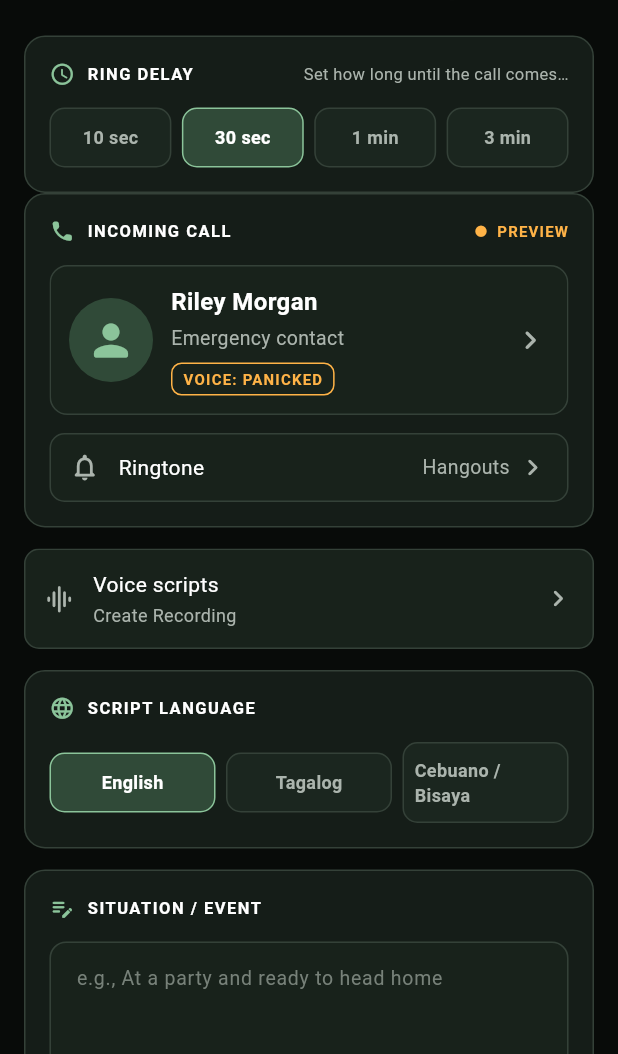
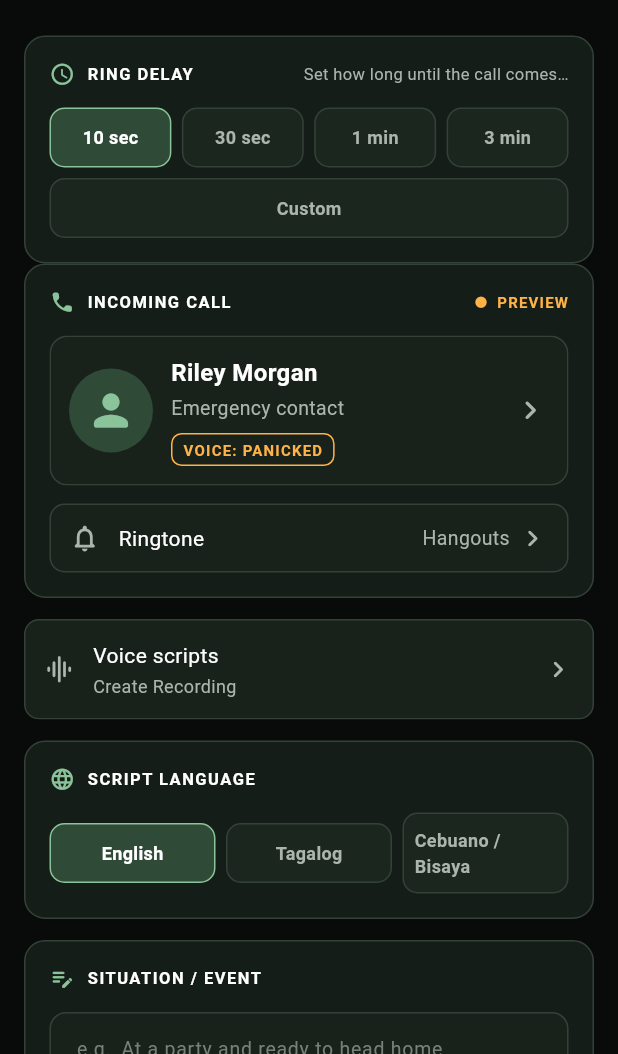
Before and after one commit to donaldycottonacao/GhostBuster, a Flutter app: the screen it shows after launch, on a phone screen of 412 x 824 dp, the part 182-1236 px from its top. Run offline on Flutter 3.47's test engine with Material 3 defaults, Android fonts, the phone set to English and light mode, and no system bars; our stand-ins replace audioplayers, shared_preferences; missing offline and left inert: record; Roboto replaces fonts that are missing (Bell MT).

Commit message:
feat(mobile): default ring delay to 10s and add a custom duration
Change the default countdown from 30s to 10s across the session model,
setup screen, and preview host. Add a Custom chip that opens a slider
dialog to pick any delay in the validated 10s-180s range; the chip
shows the chosen value and arming uses it. Add l10n keys (en/tl/ceb).

Update tests for the new default and add default + custom-delay
coverage. 208/208 tests pass; built and installed on device.

```diff
--- a/frontend-client/lib/l10n/app_ceb.arb
+++ b/frontend-client/lib/l10n/app_ceb.arb
@@ -43,6 +43,10 @@
   "setupDelay30Seconds": "30 seg",
   "setupDelay1Minute": "1 min",
   "setupDelay3Minutes": "3 min",
+  "setupDelayCustom": "Pasahon",
+  "setupDelayCustomTitle": "Pinasahi nga delay sa tawag",
+  "setupDelayCustomRange": "Tali sa 10 segundo ug 3 minuto.",
+  "setupDelaySet": "I-SET",
   "setupIncomingCall": "MOSULOD NGA TAWAG",
   "setupPreview": "TAN-AWA",
   "setupEmergencyContact": "Kontak sa emerhensya",
--- a/frontend-client/lib/l10n/app_en.arb
+++ b/frontend-client/lib/l10n/app_en.arb
@@ -170,6 +170,14 @@
   "@setupDelay1Minute": { "description": "One-minute delay choice" },
   "setupDelay3Minutes": "3 min",
   "@setupDelay3Minutes": { "description": "Three-minute delay choice" },
+  "setupDelayCustom": "Custom",
+  "@setupDelayCustom": { "description": "Custom ring-delay chip label" },
+  "setupDelayCustomTitle": "Custom ring delay",
+  "@setupDelayCustomTitle": { "description": "Title of the custom delay dialog" },
+  "setupDelayCustomRange": "Between 10 seconds and 3 minutes.",
+  "@setupDelayCustomRange": { "description": "Allowed range hint in the custom delay dialog" },
+  "setupDelaySet": "SET",
+  "@setupDelaySet": { "description": "Confirm button in the custom delay dialog" },
   "setupIncomingCall": "INCOMING CALL",
   "@setupIncomingCall": { "description": "Incoming call section heading" },
   "setupPreview": "PREVIEW",
--- a/frontend-client/lib/l10n/app_localizations.dart
+++ b/frontend-client/lib/l10n/app_localizations.dart
@@ -357,6 +357,30 @@ abstract class AppLocalizations {
   /// In en, this message translates to:
   /// **'3 min'**
   String get setupDelay3Minutes;
+
+  /// Custom ring-delay chip label
+  ///
+  /// In en, this message translates to:
+  /// **'Custom'**
+  String get setupDelayCustom;
+
+  /// Title of the custom delay dialog
+  ///
+  /// In en, this message translates to:
+  /// **'Custom ring delay'**
+  String get setupDelayCustomTitle;
+
+  /// Allowed range hint in the custom delay dialog
+  ///
+  /// In en, this message translates to:
+  /// **'Between 10 seconds and 3 minutes.'**
+  String get setupDelayCustomRange;
+
+  /// Confirm button in the custom delay dialog
+  ///
+  /// In en, this message translates to:
+  /// **'SET'**
+  String get setupDelaySet;
 
   /// Incoming call section heading
   ///
--- a/frontend-client/lib/l10n/app_localizations_en.dart
+++ b/frontend-client/lib/l10n/app_localizations_en.dart
@@ -145,6 +145,18 @@ class AppLocalizationsEn extends AppLocalizations {
 
   @override
   String get setupDelay3Minutes => '3 min';
+
+  @override
+  String get setupDelayCustom => 'Custom';
+
+  @override
+  String get setupDelayCustomTitle => 'Custom ring delay';
+
+  @override
+  String get setupDelayCustomRange => 'Between 10 seconds and 3 minutes.';
+
+  @override
+  String get setupDelaySet => 'SET';
 
   @override
   String get setupIncomingCall => 'INCOMING CALL';
--- a/frontend-client/lib/l10n/app_tl.arb
+++ b/frontend-client/lib/l10n/app_tl.arb
@@ -43,6 +43,10 @@
   "setupDelay30Seconds": "30 seg",
   "setupDelay1Minute": "1 min",
   "setupDelay3Minutes": "3 min",
+  "setupDelayCustom": "Pasadya",
+  "setupDelayCustomTitle": "Pasadyang antala ng tawag",
+  "setupDelayCustomRange": "Sa pagitan ng 10 segundo at 3 minuto.",
+  "setupDelaySet": "ITAKDA",
   "setupIncomingCall": "PAPASOK NA TAWAG",
   "setupPreview": "SILIPIN",
   "setupEmergencyContact": "Pang-emergency na contact",
--- a/frontend-client/lib/models/call_state.dart
+++ b/frontend-client/lib/models/call_state.dart
@@ -98,8 +98,8 @@ class CallSession {
   const CallSession({
     this.state = CallLifecycleState.configuration,
     this.persona = CallerPersona.defaultPersona,
-    this.countdownSeconds = 30,
-    this.remainingCountdown = 30,
+    this.countdownSeconds = 10,
+    this.remainingCountdown = 10,
     this.languageCode = 'en',
     this.situationText = '',
     this.voiceScriptText = 'Hey, can you call me? I need a reason to step out.',
--- a/frontend-client/lib/screens/screen_preview_host.dart
+++ b/frontend-client/lib/screens/screen_preview_host.dart
@@ -23,7 +23,7 @@ class ScreenPreviewHost extends StatefulWidget {
 class _ScreenPreviewHostState extends State<ScreenPreviewHost>
     with WidgetsBindingObserver {
   _PreviewPage _page = _PreviewPage.setup;
-  int _selectedDelay = 30;
+  int _selectedDelay = 10;
   String _script = 'Hey, can you call me? I need a reason to step out.';
 
   @override
--- a/frontend-client/lib/screens/stealth_trigger.dart
+++ b/frontend-client/lib/screens/stealth_trigger.dart
@@ -41,7 +41,10 @@ class _StealthTriggerScreenState extends State<StealthTriggerScreen> {
   final _situationController = TextEditingController();
   final _scriptController = TextEditingController();
 
-  int _selectedDelay = 30;
+  /// Delay presets offered as quick-pick chips (seconds).
+  static const List<int> _delayPresets = [10, 30, 60, 180];
+
+  int _selectedDelay = 10;
   String _selectedLanguage = 'en';
   String _selectedMode = 'own';
   String _selectedRingtone = RingtoneOption.defaultId;
@@ -64,7 +67,7 @@ class _StealthTriggerScreenState extends State<StealthTriggerScreen> {
     if (provider != null) {
       _selectedDelay = provider.validateDelay(provider.delaySeconds)
           ? provider.delaySeconds
-          : 30;
+          : 10;
       _selectedLanguage = provider.languageCode;
       _selectedRingtone = provider.ringtoneId;
       _situationController.text = provider.situationText;
@@ -348,35 +351,26 @@ class _StealthTriggerScreenState extends State<StealthTriggerScreen> {
                         textAlign: TextAlign.end,
                         style: const TextStyle(color: _muted, fontSize: 11),
                       ),
-                      child: Row(
+                      child: Column(
+                        crossAxisAlignment: CrossAxisAlignment.stretch,
                         children: [
-                          Expanded(
-                            child: delayOption(
-                              10,
-                              l10n?.setupDelay10Seconds ?? '10 sec',
-                            ),
+                          Row(
+                            children: [
+                              for (var i = 0;
+                                  i < _delayPresets.length;
+                                  i++) ...[
+                                if (i > 0) const SizedBox(width: 7),
+                                Expanded(
+                                  child: delayOption(
+                                    _delayPresets[i],
+                                    _presetLabel(l10n, _delayPresets[i]),
+                                  ),
+                                ),
+                              ],
+                            ],
                           ),
-                          const SizedBox(width: 7),
-                          Expanded(
-                            child: delayOption(
-                              30,
-                              l10n?.setupDelay30Seconds ?? '30 sec',
-                            ),
-                          ),
-                          const SizedBox(width: 7),
-                          Expanded(
-                            child: delayOption(
-                              60,
-                              l10n?.setupDelay1Minute ?? '1 min',
-                            ),
-                          ),
-                          const SizedBox(width: 7),
-                          Expanded(
-                            child: delayOption(
-                              180,
-                              l10n?.setupDelay3Minutes ?? '3 min',
-                            ),
-                          ),
+                          const SizedBox(height: 7),
+                          customDelayOption(l10n),
                         ],
                       ),
                     ),
@@ -812,6 +806,104 @@ class _StealthTriggerScreenState extends State<StealthTriggerScreen> {
     );
   }
 
+  /// Localized label for a preset delay value.
+  String _presetLabel(AppLocalizations? l10n, int seconds) => switch (seconds) {
+        10 => l10n?.setupDelay10Seconds ?? '10 sec',
+        30 => l10n?.setupDelay30Seconds ?? '30 sec',
+        60 => l10n?.setupDelay1Minute ?? '1 min',
+        180 => l10n?.setupDelay3Minutes ?? '3 min',
+        _ => _formatDelay(seconds),
+      };
+
+  /// Human label for any delay, e.g. "45 sec" or "1:30 min".
+  String _formatDelay(int seconds) {
+    if (seconds < 60) return '$seconds sec';
+    final minutes = seconds ~/ 60;
+    final rem = seconds % 60;
+    return rem == 0
+        ? '$minutes min'
+        : '$minutes:${rem.toString().padLeft(2, '0')} min';
+  }
+
+  /// The "Custom" chip. Selected whenever the current delay isn't a preset;
+  /// shows the chosen value so the user can see what's set.
+  Widget customDelayOption(AppLocalizations? l10n) {
+    final isCustom = !_delayPresets.contains(_selectedDelay);
+    final label = isCustom
+        ? '${l10n?.setupDelayCustom ?? 'Custom'} · ${_formatDelay(_selectedDelay)}'
+        : (l10n?.setupDelayCustom ?? 'Custom');
+    return _SelectionChip(
+      label: label,
+      isSelected: isCustom,
+      onTap: () => _pickCustomDelay(l10n),
+    );
+  }
+
+  /// Opens a dialog to choose any delay within the allowed range.
+  Future<void> _pickCustomDelay(AppLocalizations? l10n) async {
+    const minDelay = CallProvider.minCountdownDelay; // 10
+    const maxDelay = CallProvider.maxCountdownDelay; // 180
+    var value = _selectedDelay.clamp(minDelay, maxDelay);
+
+    final chosen = await showDialog<int>(
+      context: context,
+      builder: (dialogContext) => StatefulBuilder(
+        builder: (context, setDialogState) => AlertDialog(
+          backgroundColor: _surface,
+          title: Text(
+            l10n?.setupDelayCustomTitle ?? 'Custom ring delay',
+            style: const TextStyle(color: Colors.white, fontSize: 18),
+          ),
+          content: Column(
+            mainAxisSize: MainAxisSize.min,
+            children: [
+              Text(
+                _formatDelay(value),
+                style: const TextStyle(
+                  color: _accent,
+                  fontSize: 32,
+                  fontWeight: FontWeight.w700,
+                ),
+              ),
+              Slider(
+                value: value.toDouble(),
+                min: minDelay.toDouble(),
+                max: maxDelay.toDouble(),
+                divisions: maxDelay - minDelay,
+                activeColor: _accent,
+                label: _formatDelay(value),
+                onChanged: (v) => setDialogState(() => value = v.round()),
+              ),
+              Text(
+                l10n?.setupDelayCustomRange ??
+                    'Between 10 seconds and 3 minutes.',
+                style: const TextStyle(color: _muted, fontSize: 12),
+              ),
+            ],
+          ),
+          actions: [
+            TextButton(
+              onPressed: () => Navigator.of(dialogContext).pop(),
+              child: Text(l10n?.countdownCancelButton ?? 'CANCEL'),
+            ),
+            FilledButton(
+              style: FilledButton.styleFrom(backgroundColor: _accent),
+              onPressed: () => Navigator.of(dialogContext).pop(value),
+              child: Text(
+                l10n?.setupDelaySet ?? 'SET',
+                style: const TextStyle(color: Color(0xFF102017)),
+              ),
+            ),
+          ],
+        ),
+      ),
+    );
+
+    if (chosen != null && mounted) {
+      setState(() => _selectedDelay = chosen);
+    }
+  }
+
   Widget languageOption(String code, String label) {
     final isSelected = _selectedLanguage == code;
     return _SelectionChip(
```
Also changed, not shown: frontend-client/lib/l10n/app_localizations_ceb.dart (+12 -0 lines), frontend-client/lib/l10n/app_localizations_tl.dart (+12 -0 lines), 5 other files.
